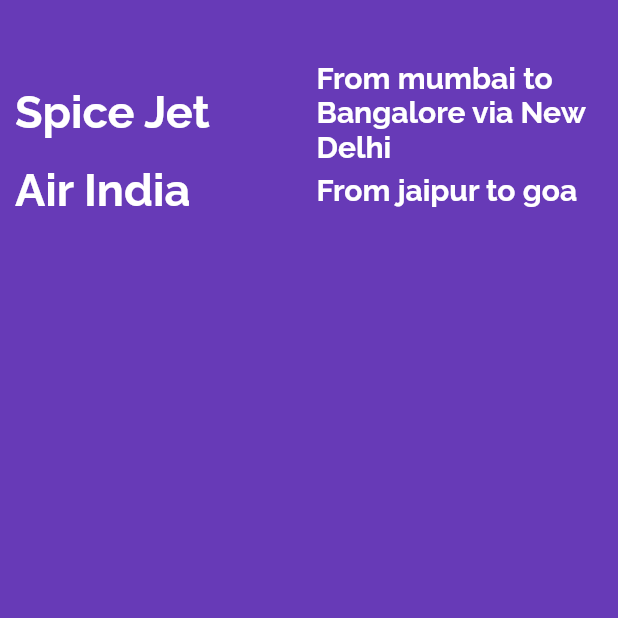
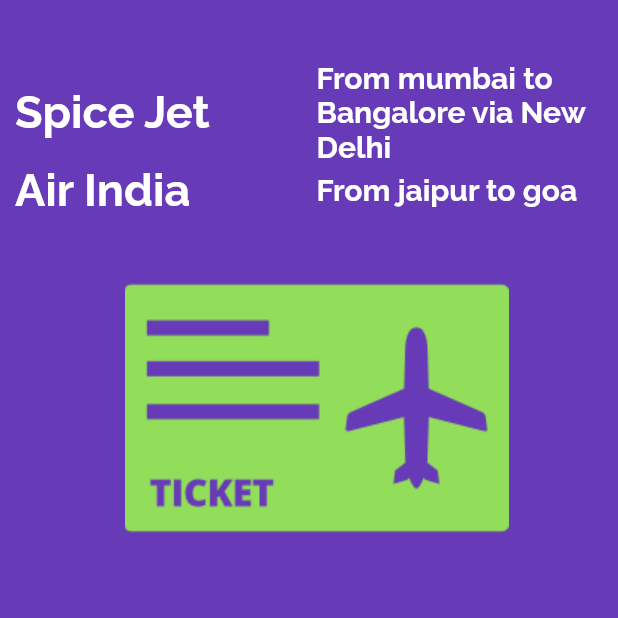
Before and after one commit to vimalku637/Flutter-Learning, a Flutter app: the screen it shows after launch, on a phone screen of 412 x 824 dp, the top half of it. Run offline on Flutter 3.47's test engine with Material 3 defaults, Android fonts, the phone set to English and light mode, and no system bars.

Commit message:
Flutter Image Asset ( Bitmaps ) Widget

```diff
--- a/lib/app_screens/home.dart
+++ b/lib/app_screens/home.dart
@@ -72,9 +72,21 @@ class Home extends StatelessWidget {
                 ), //Expanded
               ],
             ), //Row
+            FlightImageAsset(),
           ],
         ), //Column
       ), //Container
     ); //Center
   }
 }
+
+class FlightImageAsset extends StatelessWidget {
+  const FlightImageAsset({super.key});
+
+  @override
+  Widget build(BuildContext context) {
+    AssetImage assetImage = AssetImage('images/flight.png');
+    Image image = Image(image: assetImage);
+    return Container(child: image);
+  }
+}
--- a/pubspec.yaml
+++ b/pubspec.yaml
@@ -58,9 +58,9 @@ flutter:
   uses-material-design: true
 
   # To add assets to your application, add an assets section, like this:
-  # assets:
-  #   - images/a_dot_burr.jpeg
-  #   - images/a_dot_ham.jpeg
+  assets:
+    - images/flight.png
+#    - images/a_dot_ham.jpeg
 
   # An image asset can refer to one or more resolution-specific "variants", see
   # https://flutter.dev/to/resolution-aware-images
```
Also changed, not shown: images/flight.png (added).
